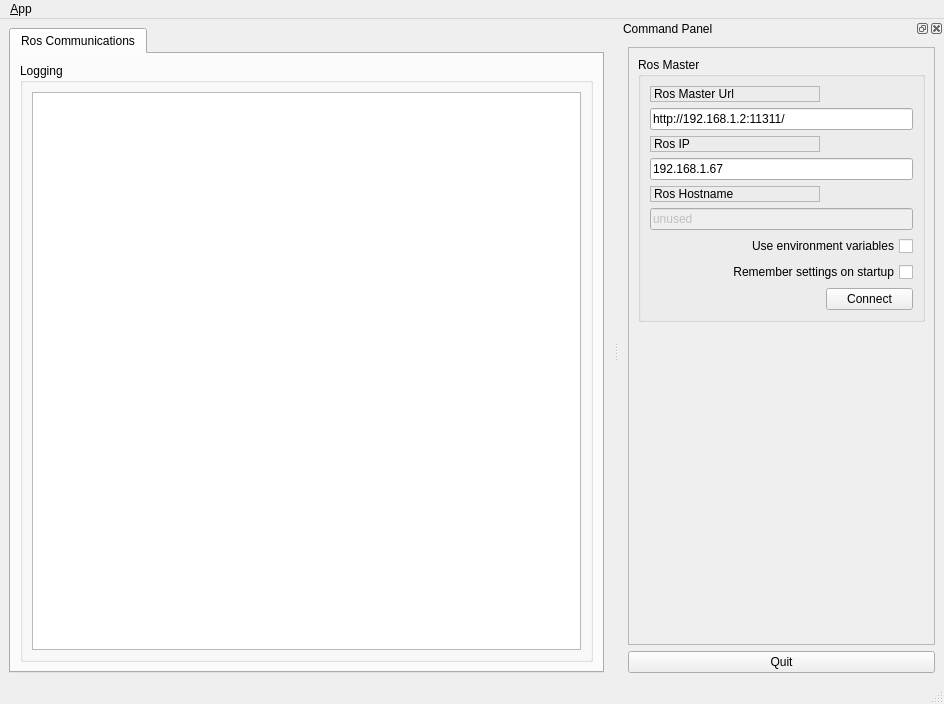
Qt form clingo_interface/ui/main_window.ui (utexas-bwi/bwi_guidance) before a commit.
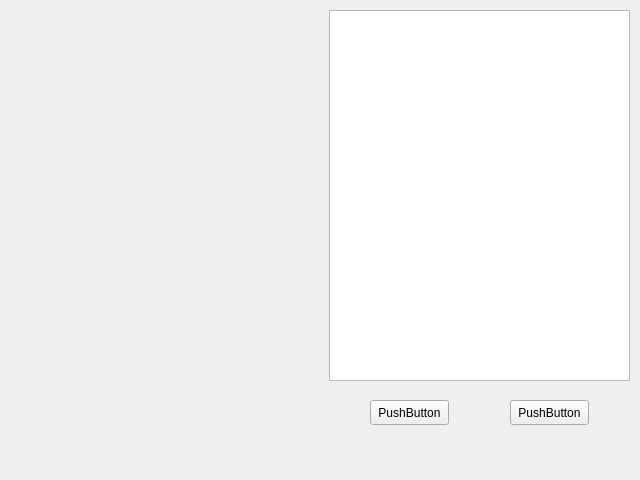
The same form after that commit. Icons and pictures are not drawn.

The edit to the form file:
```diff
--- a/clingo_interface/ui/main_window.ui
+++ b/clingo_interface/ui/main_window.ui
@@ -1,317 +1,69 @@
 <?xml version="1.0" encoding="UTF-8"?>
 <ui version="4.0">
- <class>MainWindowDesign</class>
- <widget class="QMainWindow" name="MainWindowDesign">
+ <class>MainWindow</class>
+ <widget class="QMainWindow" name="MainWindow">
   <property name="geometry">
    <rect>
     <x>0</x>
     <y>0</y>
-    <width>944</width>
-    <height>704</height>
+    <width>640</width>
+    <height>480</height>
    </rect>
   </property>
   <property name="windowTitle">
-   <string>QRosApp</string>
-  </property>
-  <property name="windowIcon">
-   <iconset resource="../resources/images.qrc">
-    <normaloff>:/images/icon.png</normaloff>:/images/icon.png</iconset>
-  </property>
-  <property name="locale">
-   <locale language="English" country="Australia"/>
+   <string>MainWindow</string>
   </property>
   <widget class="QWidget" name="centralwidget">
-   <layout class="QHBoxLayout">
-    <item>
-     <widget class="QTabWidget" name="tab_manager">
-      <property name="minimumSize">
-       <size>
-        <width>100</width>
-        <height>0</height>
-       </size>
-      </property>
-      <property name="locale">
-       <locale language="English" country="Australia"/>
-      </property>
-      <property name="currentIndex">
-       <number>0</number>
-      </property>
-      <widget class="QWidget" name="tab_status">
-       <attribute name="title">
-        <string>Ros Communications</string>
-       </attribute>
-       <layout class="QVBoxLayout" name="verticalLayout_2">
-        <item>
-         <widget class="QGroupBox" name="groupBox_12">
-          <property name="sizePolicy">
-           <sizepolicy hsizetype="MinimumExpanding" vsizetype="Preferred">
-            <horstretch>0</horstretch>
-            <verstretch>0</verstretch>
-           </sizepolicy>
-          </property>
-          <property name="title">
-           <string>Logging</string>
-          </property>
-          <layout class="QGridLayout" name="gridLayout_3">
-           <item row="0" column="0">
-            <widget class="QListView" name="view_logging"/>
-           </item>
-          </layout>
-         </widget>
-        </item>
-       </layout>
-      </widget>
-     </widget>
-    </item>
-   </layout>
-  </widget>
-  <widget class="QMenuBar" name="menubar">
-   <property name="geometry">
-    <rect>
-     <x>0</x>
-     <y>0</y>
-     <width>944</width>
-     <height>21</height>
-    </rect>
-   </property>
-   <widget class="QMenu" name="menu_File">
-    <property name="title">
-     <string>&amp;App</string>
+   <widget class="QTextBrowser" name="textDisplay">
+    <property name="geometry">
+     <rect>
+      <x>329</x>
+      <y>10</y>
+      <width>301</width>
+      <height>371</height>
+     </rect>
     </property>
-    <addaction name="action_Preferences"/>
-    <addaction name="separator"/>
-    <addaction name="actionAbout"/>
-    <addaction name="actionAbout_Qt"/>
-    <addaction name="separator"/>
-    <addaction name="action_Quit"/>
    </widget>
-   <addaction name="menu_File"/>
-  </widget>
-  <widget class="QStatusBar" name="statusbar"/>
-  <widget class="QDockWidget" name="dock_status">
-   <property name="sizePolicy">
-    <sizepolicy hsizetype="Minimum" vsizetype="Preferred">
-     <horstretch>0</horstretch>
-     <verstretch>0</verstretch>
-    </sizepolicy>
-   </property>
-   <property name="minimumSize">
-    <size>
-     <width>325</width>
-     <height>368</height>
-    </size>
-   </property>
-   <property name="allowedAreas">
-    <set>Qt::RightDockWidgetArea</set>
-   </property>
-   <property name="windowTitle">
-    <string>Command Panel</string>
-   </property>
-   <attribute name="dockWidgetArea">
-    <number>2</number>
-   </attribute>
-   <widget class="QWidget" name="dockWidgetContents_2">
-    <layout class="QVBoxLayout" name="verticalLayout">
-     <item>
-      <widget class="QFrame" name="frame">
-       <property name="sizePolicy">
-        <sizepolicy hsizetype="Minimum" vsizetype="Preferred">
-         <horstretch>0</horstretch>
-         <verstretch>0</verstretch>
-        </sizepolicy>
-       </property>
-       <property name="frameShape">
-        <enum>QFrame::StyledPanel</enum>
-       </property>
-       <property name="frameShadow">
-        <enum>QFrame::Raised</enum>
-       </property>
-       <layout class="QVBoxLayout" name="verticalLayout_3">
-        <item>
-         <widget class="QGroupBox" name="groupBox">
-          <property name="title">
-           <string>Ros Master</string>
-          </property>
-          <layout class="QGridLayout" name="gridLayout">
-           <item row="0" column="0">
-            <widget class="QLabel" name="label">
-             <property name="frameShape">
-              <enum>QFrame::StyledPanel</enum>
-             </property>
-             <property name="frameShadow">
-              <enum>QFrame::Raised</enum>
-             </property>
-             <property name="text">
-              <string>Ros Master Url</string>
-             </property>
-            </widget>
-           </item>
-           <item row="1" column="0" colspan="2">
-            <widget class="QLineEdit" name="line_edit_master">
-             <property name="text">
-              <string>http://192.168.1.2:11311/</string>
-             </property>
-            </widget>
-           </item>
-           <item row="2" column="0">
-            <widget class="QLabel" name="label_2">
-             <property name="frameShape">
-              <enum>QFrame::StyledPanel</enum>
-             </property>
-             <property name="frameShadow">
-              <enum>QFrame::Raised</enum>
-             </property>
-             <property name="text">
-              <string>Ros IP</string>
-             </property>
-            </widget>
-           </item>
-           <item row="3" column="0" colspan="2">
-            <widget class="QLineEdit" name="line_edit_host">
-             <property name="text">
-              <string>192.168.1.67</string>
-             </property>
-            </widget>
-           </item>
-           <item row="4" column="0">
-            <widget class="QLabel" name="label_3">
-             <property name="frameShape">
-              <enum>QFrame::StyledPanel</enum>
-             </property>
-             <property name="frameShadow">
-              <enum>QFrame::Raised</enum>
-             </property>
-             <property name="text">
-              <string>Ros Hostname</string>
-             </property>
-            </widget>
-           </item>
-           <item row="5" column="0" colspan="2">
-            <widget class="QLineEdit" name="line_edit_topic">
-             <property name="enabled">
-              <bool>false</bool>
-             </property>
-             <property name="text">
-              <string>unused</string>
-             </property>
-            </widget>
-           </item>
-           <item row="6" column="0" colspan="2">
-            <widget class="QCheckBox" name="checkbox_use_environment">
-             <property name="layoutDirection">
-              <enum>Qt::RightToLeft</enum>
-             </property>
-             <property name="text">
-              <string>Use environment variables</string>
-             </property>
-            </widget>
-           </item>
-           <item row="7" column="0" colspan="2">
-            <widget class="QCheckBox" name="checkbox_remember_settings">
-             <property name="layoutDirection">
-              <enum>Qt::RightToLeft</enum>
-             </property>
-             <property name="text">
-              <string>Remember settings on startup</string>
-             </property>
-            </widget>
-           </item>
-           <item row="8" column="0">
-            <spacer name="horizontalSpacer">
-             <property name="orientation">
-              <enum>Qt::Horizontal</enum>
-             </property>
-             <property name="sizeHint" stdset="0">
-              <size>
-               <width>170</width>
-               <height>21</height>
-              </size>
-             </property>
-            </spacer>
-           </item>
-           <item row="8" column="1">
-            <widget class="QPushButton" name="button_connect">
-             <property name="enabled">
-              <bool>true</bool>
-             </property>
-             <property name="sizePolicy">
-              <sizepolicy hsizetype="MinimumExpanding" vsizetype="Fixed">
-               <horstretch>0</horstretch>
-               <verstretch>0</verstretch>
-              </sizepolicy>
-             </property>
-             <property name="toolTip">
-              <string>Set the target to the current joint trajectory state.</string>
-             </property>
-             <property name="statusTip">
-              <string>Clear all waypoints and set the target to the current joint trajectory state.</string>
-             </property>
-             <property name="text">
-              <string>Connect</string>
-             </property>
-            </widget>
-           </item>
-          </layout>
-         </widget>
-        </item>
-        <item>
-         <spacer name="verticalSpacer_3">
-          <property name="orientation">
-           <enum>Qt::Vertical</enum>
-          </property>
-          <property name="sizeHint" stdset="0">
-           <size>
-            <width>20</width>
-            <height>233</height>
-           </size>
-          </property>
-         </spacer>
-        </item>
-       </layout>
-      </widget>
-     </item>
-     <item>
-      <widget class="QPushButton" name="quit_button">
-       <property name="sizePolicy">
-        <sizepolicy hsizetype="MinimumExpanding" vsizetype="Fixed">
-         <horstretch>0</horstretch>
-         <verstretch>0</verstretch>
-        </sizepolicy>
-       </property>
-       <property name="text">
-        <string>Quit</string>
-       </property>
-      </widget>
-     </item>
-    </layout>
+   <widget class="QPushButton" name="button1">
+    <property name="geometry">
+     <rect>
+      <x>370</x>
+      <y>400</y>
+      <width>79</width>
+      <height>25</height>
+     </rect>
+    </property>
+    <property name="text">
+     <string>PushButton</string>
+    </property>
    </widget>
+   <widget class="QPushButton" name="button2">
+    <property name="geometry">
+     <rect>
+      <x>510</x>
+      <y>400</y>
+      <width>79</width>
+      <height>25</height>
+     </rect>
+    </property>
+    <property name="text">
+     <string>PushButton</string>
+    </property>
+   </widget>
+   <widget class="QLabel" name="localMap">
+    <property name="geometry">
+     <rect>
+      <x>10</x>
+      <y>10</y>
+      <width>301</width>
+      <height>371</height>
+     </rect>
+    </property>
+    <property name="text">
+     <string/>
+    </property>
+   </widget>
   </widget>
-  <action name="action_Quit">
-   <property name="text">
-    <string>&amp;Quit</string>
-   </property>
-   <property name="shortcut">
-    <string>Ctrl+Q</string>
-   </property>
-   <property name="shortcutContext">
-    <enum>Qt::ApplicationShortcut</enum>
-   </property>
-  </action>
-  <action name="action_Preferences">
-   <property name="text">
-    <string>&amp;Preferences</string>
-   </property>
-  </action>
-  <action name="actionAbout">
-   <property name="text">
-    <string>&amp;About</string>
-   </property>
-  </action>
-  <action name="actionAbout_Qt">
-   <property name="text">
-    <string>About &amp;Qt</string>
-   </property>
-  </action>
  </widget>
  <resources>
   <include location="../resources/images.qrc"/>
```
Left out of the diff: 39 changed lines with no effect on the pictures.
